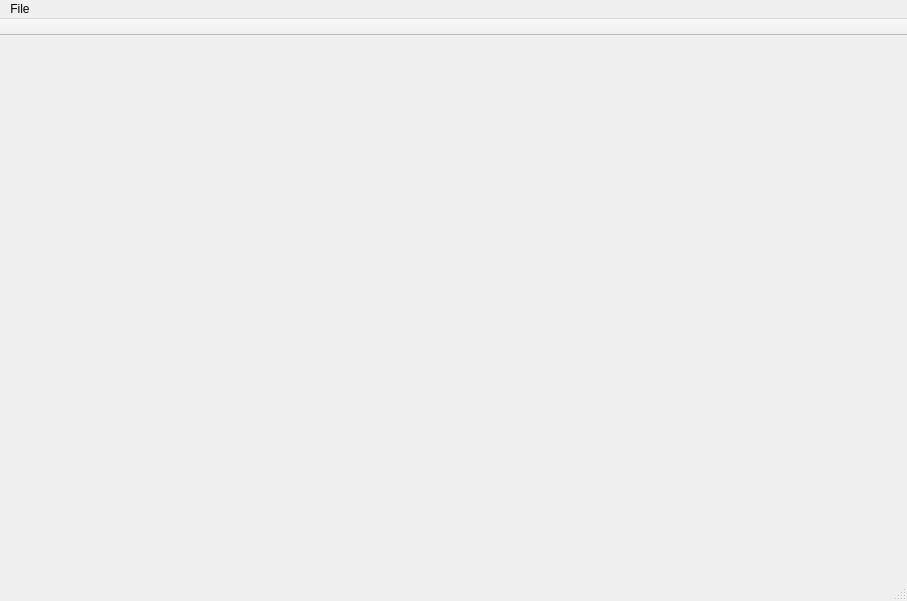
This is src/qlabelme/widgets/main_window.ui in mariekarelina/QLabelMe as Qt 5 draws it before an edit. The edited form follows.
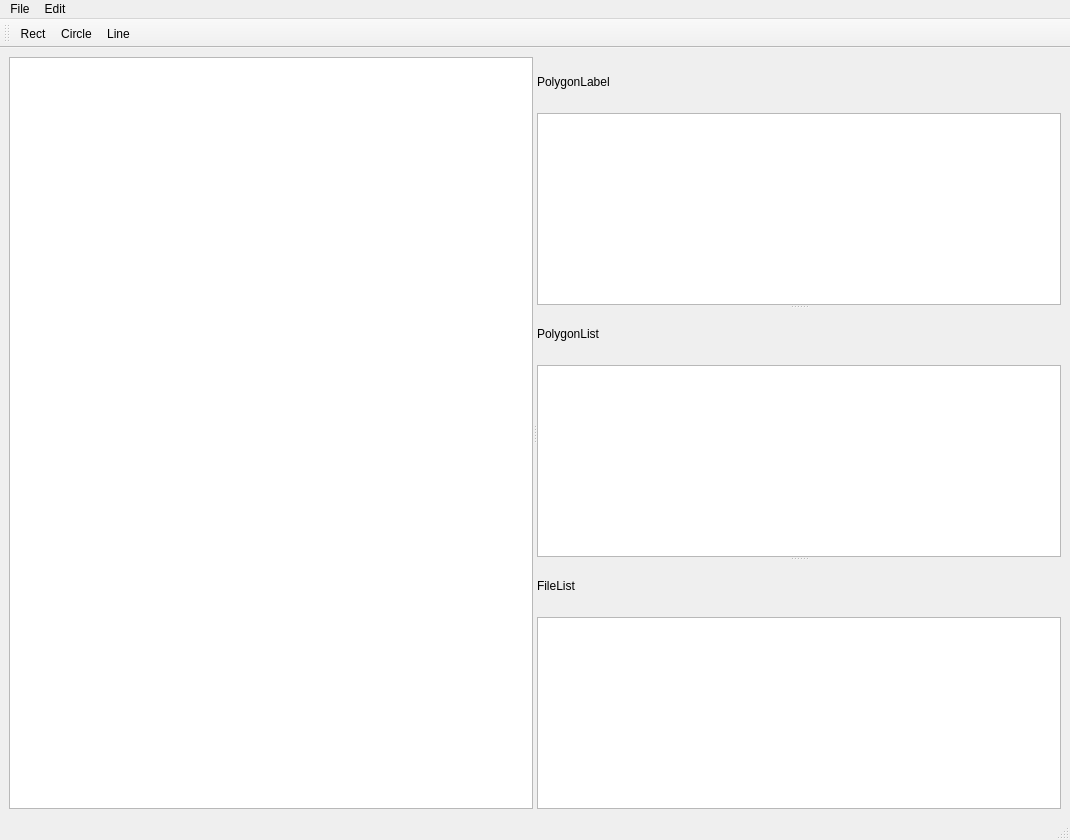
This is the edited form. Custom widgets are drawn as their Qt base class.

Patch:
```diff
--- a/src/qlabelme/widgets/main_window.ui
+++ b/src/qlabelme/widgets/main_window.ui
@@ -6,15 +6,18 @@
    <rect>
     <x>0</x>
     <y>0</y>
-    <width>907</width>
-    <height>601</height>
+    <width>1070</width>
+    <height>840</height>
    </rect>
   </property>
-  <property name="maximumSize">
-   <size>
-    <width>16777214</width>
-    <height>16777214</height>
-   </size>
+  <property name="sizePolicy">
+   <sizepolicy hsizetype="Minimum" vsizetype="Minimum">
+    <horstretch>0</horstretch>
+    <verstretch>0</verstretch>
+   </sizepolicy>
+  </property>
+  <property name="mouseTracking">
+   <bool>true</bool>
   </property>
   <property name="windowTitle">
    <string>QLabelMe</string>
@@ -26,63 +29,109 @@
    </size>
   </property>
   <widget class="QWidget" name="centralwidget">
-   <widget class="QLabel" name="image">
-    <property name="enabled">
-     <bool>true</bool>
-    </property>
-    <property name="geometry">
-     <rect>
-      <x>160</x>
-      <y>70</y>
-      <width>581</width>
-      <height>351</height>
-     </rect>
-    </property>
-    <property name="sizePolicy">
-     <sizepolicy hsizetype="Preferred" vsizetype="Preferred">
-      <horstretch>0</horstretch>
-      <verstretch>0</verstretch>
-     </sizepolicy>
-    </property>
-    <property name="minimumSize">
-     <size>
-      <width>0</width>
-      <height>0</height>
-     </size>
-    </property>
-    <property name="text">
-     <string/>
-    </property>
-   </widget>
+   <layout class="QVBoxLayout" name="verticalLayout">
+    <item>
+     <widget class="QSplitter" name="splitter_4">
+      <property name="sizePolicy">
+       <sizepolicy hsizetype="Preferred" vsizetype="Minimum">
+        <horstretch>0</horstretch>
+        <verstretch>0</verstretch>
+       </sizepolicy>
+      </property>
+      <property name="orientation">
+       <enum>Qt::Horizontal</enum>
+      </property>
+      <widget class="GraphicsView" name="graphView">
+       <property name="sizePolicy">
+        <sizepolicy hsizetype="Maximum" vsizetype="Minimum">
+         <horstretch>0</horstretch>
+         <verstretch>0</verstretch>
+        </sizepolicy>
+       </property>
+       <property name="cacheMode">
+        <set>QGraphicsView::CacheBackground</set>
+       </property>
+      </widget>
+      <widget class="QSplitter" name="splitter_6">
+       <property name="orientation">
+        <enum>Qt::Vertical</enum>
+       </property>
+       <widget class="QWidget" name="verticalLayoutWidget_5">
+        <layout class="QVBoxLayout" name="verticalLayout_5">
+         <item>
+          <widget class="QLabel" name="label_4">
+           <property name="text">
+            <string>PolygonLabel</string>
+           </property>
+          </widget>
+         </item>
+         <item>
+          <widget class="QListWidget" name="listWidget_PolygonLabel">
+           <property name="sizePolicy">
+            <sizepolicy hsizetype="Expanding" vsizetype="Maximum">
+             <horstretch>0</horstretch>
+             <verstretch>0</verstretch>
+            </sizepolicy>
+           </property>
+          </widget>
+         </item>
+        </layout>
+       </widget>
+       <widget class="QWidget" name="verticalLayoutWidget_6">
+        <layout class="QVBoxLayout" name="verticalLayout_6">
+         <item>
+          <widget class="QLabel" name="label_5">
+           <property name="text">
+            <string>PolygonList</string>
+           </property>
+          </widget>
+         </item>
+         <item>
+          <widget class="QListWidget" name="listWidget_PolygonList">
+           <property name="sizePolicy">
+            <sizepolicy hsizetype="Expanding" vsizetype="Maximum">
+             <horstretch>0</horstretch>
+             <verstretch>0</verstretch>
+            </sizepolicy>
+           </property>
+          </widget>
+         </item>
+        </layout>
+       </widget>
+       <widget class="QWidget" name="verticalLayoutWidget_7">
+        <layout class="QVBoxLayout" name="verticalLayout_7">
+         <item>
+          <widget class="QLabel" name="label_6">
+           <property name="text">
+            <string>FileList</string>
+           </property>
+          </widget>
+         </item>
+         <item>
+          <widget class="QListWidget" name="listWidget_FileList">
+           <property name="sizePolicy">
+            <sizepolicy hsizetype="Expanding" vsizetype="Maximum">
+             <horstretch>0</horstretch>
+             <verstretch>0</verstretch>
+            </sizepolicy>
+           </property>
+          </widget>
+         </item>
+        </layout>
+       </widget>
+      </widget>
+     </widget>
+    </item>
+   </layout>
   </widget>
   <widget class="QStatusBar" name="statusBar"/>
-  <widget class="QToolBar" name="toolBar">
-   <property name="windowTitle">
-    <string>toolBar</string>
-   </property>
-   <property name="movable">
-    <bool>false</bool>
-   </property>
-   <property name="iconSize">
-    <size>
-     <width>32</width>
-     <height>32</height>
-    </size>
-   </property>
-   <attribute name="toolBarArea">
-    <enum>TopToolBarArea</enum>
-   </attribute>
-   <attribute name="toolBarBreak">
-    <bool>false</bool>
-   </attribute>
-  </widget>
   <widget class="QMenuBar" name="menuBar">
    <property name="geometry">
     <rect>
      <x>0</x>
      <y>0</y>
-     <width>907</width>
-     <height>23</height>
+     <width>1070</width>
+     <height>30</height>
     </rect>
    </property>
    <widget class="QMenu" name="menuFile">
@@ -94,7 +143,30 @@
     <addaction name="separator"/>
     <addaction name="actClose"/>
    </widget>
+   <widget class="QMenu" name="menuEdit">
+    <property name="title">
+     <string>Edit</string>
+    </property>
+    <addaction name="actCreateRectangle"/>
+    <addaction name="actCreateCircle"/>
+    <addaction name="actCreateLine"/>
+   </widget>
    <addaction name="menuFile"/>
+   <addaction name="menuEdit"/>
+  </widget>
+  <widget class="QToolBar" name="toolBar">
+   <property name="windowTitle">
+    <string>toolBar</string>
+   </property>
+   <attribute name="toolBarArea">
+    <enum>TopToolBarArea</enum>
+   </attribute>
+   <attribute name="toolBarBreak">
+    <bool>false</bool>
+   </attribute>
+   <addaction name="actionRect"/>
+   <addaction name="actionCircle"/>
+   <addaction name="actionLine"/>
   </widget>
   <action name="actOpen">
    <property name="text">
@@ -117,7 +189,53 @@
     <string>Ctrl+Q</string>
    </property>
   </action>
+  <action name="actCreateRectangle">
+   <property name="text">
+    <string>Create rectangle</string>
+   </property>
+   <property name="shortcut">
+    <string>Ctrl+N</string>
+   </property>
+  </action>
+  <action name="actCreateCircle">
+   <property name="text">
+    <string>Create circle</string>
+   </property>
+   <property name="shortcut">
+    <string>Ctrl+T</string>
+   </property>
+  </action>
+  <action name="actCreateLine">
+   <property name="text">
+    <string>Create line</string>
+   </property>
+   <property name="shortcut">
+    <string>Ctrl+L</string>
+   </property>
+  </action>
+  <action name="actionRect">
+   <property name="text">
+    <string>Rect</string>
+   </property>
+  </action>
+  <action name="actionCircle">
+   <property name="text">
+    <string>Circle</string>
+   </property>
+  </action>
+  <action name="actionLine">
+   <property name="text">
+    <string>Line</string>
+   </property>
+  </action>
  </widget>
+ <customwidgets>
+  <customwidget>
+   <class>GraphicsView</class>
+   <extends>QGraphicsView</extends>
+   <header location="global">graphics_view.h</header>
+  </customwidget>
+ </customwidgets>
  <resources/>
  <connections/>
 </ui>
```
Left out of the diff: 4 changed lines with no effect on the pictures.
